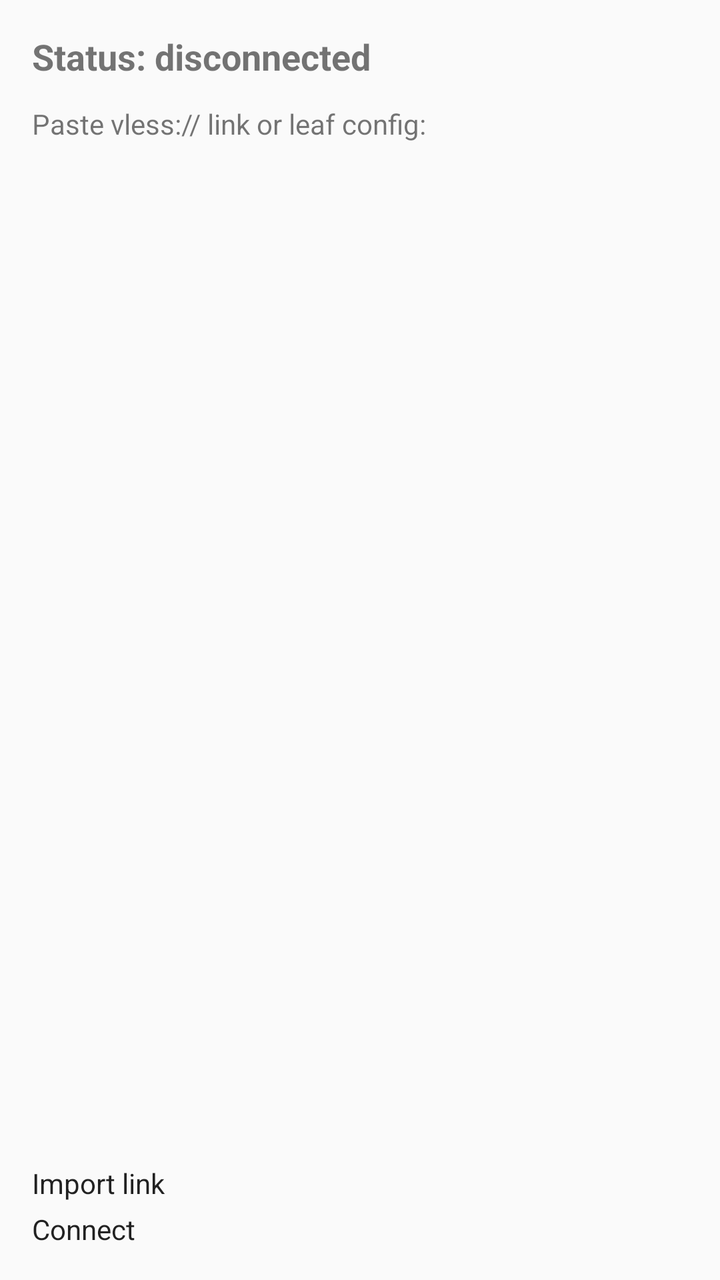
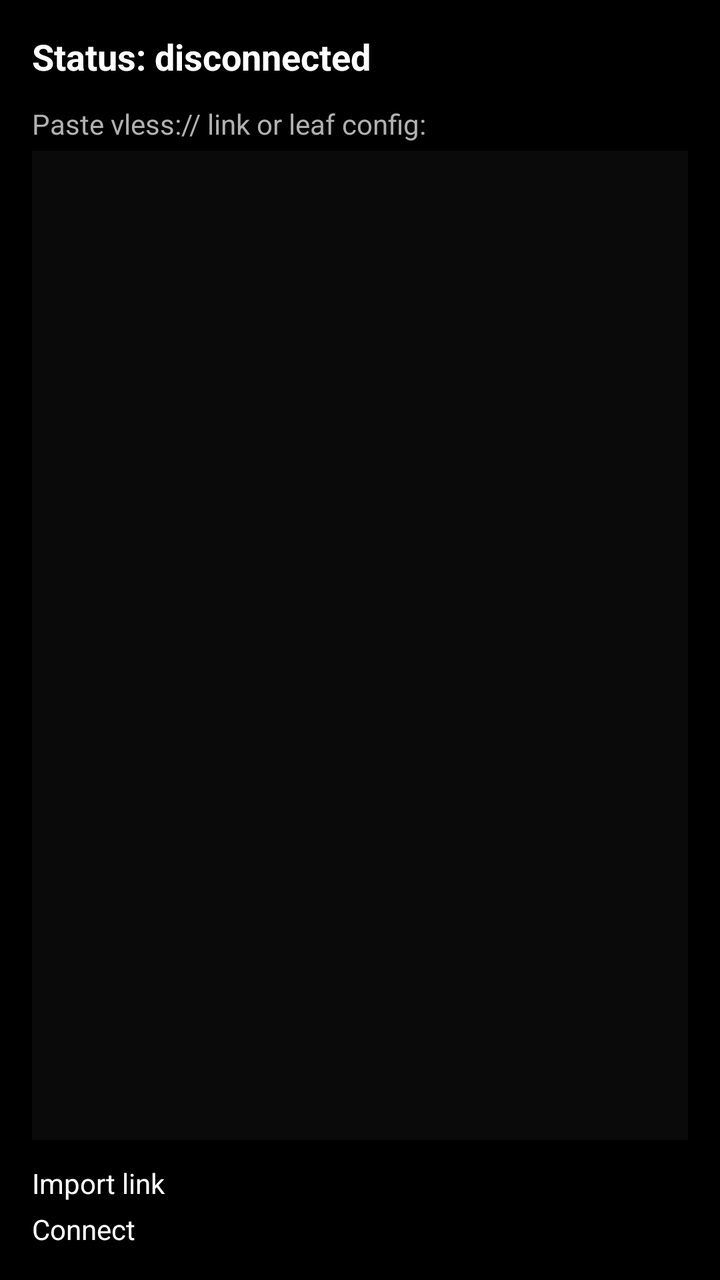

An Android layout rendered at two revisions. The XML below is the earlier revision; the diff shows what the commit changed to produce the second picture.
<!-- AndroidManifest.xml: application theme android:Theme.Material.Light -->
<!-- res/layout/activity_main.xml -->
<?xml version="1.0" encoding="utf-8"?>
<LinearLayout xmlns:android="http://schemas.android.com/apk/res/android"
    android:layout_width="match_parent"
    android:layout_height="match_parent"
    android:orientation="vertical"
    android:padding="16dp">

    <TextView
        android:id="@+id/status"
        android:layout_width="match_parent"
        android:layout_height="wrap_content"
        android:paddingBottom="12dp"
        android:text="Status: disconnected"
        android:textSize="18sp"
        android:textStyle="bold" />

    <TextView
        android:layout_width="match_parent"
        android:layout_height="wrap_content"
        android:paddingBottom="4dp"
        android:text="Paste vless:// link or leaf config:" />

    <EditText
        android:id="@+id/configBox"
        android:layout_width="match_parent"
        android:layout_height="0dp"
        android:layout_weight="1"
        android:gravity="top"
        android:fontFamily="monospace"
        android:inputType="textMultiLine|textNoSuggestions"
        android:textSize="13sp" />

    <Button
        android:id="@+id/importBtn"
        android:layout_width="match_parent"
        android:layout_height="wrap_content"
        android:layout_marginTop="12dp"
        android:text="Import link" />

    <Button
        android:id="@+id/toggle"
        android:layout_width="match_parent"
        android:layout_height="wrap_content"
        android:layout_marginTop="4dp"
        android:text="Connect" />
</LinearLayout>
<!-- resources referenced by this layout -->
<resources>

</resources>

<!-- the commit's change to res/layout/activity_main.xml (unified diff, before → after) -->
@@ -3,6 +3,7 @@
     android:layout_width="match_parent"
     android:layout_height="match_parent"
     android:orientation="vertical"
+    android:background="@color/amoled_black"
     android:padding="16dp">
 
     <TextView
@@ -11,6 +12,7 @@
         android:layout_height="wrap_content"
         android:paddingBottom="12dp"
         android:text="Status: disconnected"
+        android:textColor="@color/text_primary"
         android:textSize="18sp"
         android:textStyle="bold" />
 
@@ -18,6 +20,7 @@
         android:layout_width="match_parent"
         android:layout_height="wrap_content"
         android:paddingBottom="4dp"
+        android:textColor="@color/text_secondary"
         android:text="Paste vless:// link or leaf config:" />
 
     <EditText
@@ -28,6 +31,10 @@
         android:gravity="top"
         android:fontFamily="monospace"
         android:inputType="textMultiLine|textNoSuggestions"
+        android:background="@color/edit_bg"
+        android:padding="10dp"
+        android:textColor="@color/text_primary"
+        android:textColorHint="@color/text_secondary"
         android:textSize="13sp" />
 
     <Button
<!-- resource entries referenced after the edit -->
@@ -1,5 +1,20 @@
 <!-- resources referenced by this layout -->
 <resources>
-
+  <color name="amoled_black">#FF000000</color>
+  <color name="edit_bg">#FF0A0A0A</color>
+  <color name="text_primary">#FFFFFFFF</color>
+  <color name="text_secondary">#FFB0B0B0</color>
+  <style name="AppTheme" parent="@android:style/Theme.Material">
+          <item name="android:windowBackground">@color/amoled_black</item>
+          <item name="android:colorBackground">@color/amoled_black</item>
+          <item name="android:colorPrimary">@color/amoled_black</item>
+          <item name="android:colorPrimaryDark">@color/amoled_black</item>
+          <item name="android:colorAccent">@color/accent</item>
+          <item name="android:textColorPrimary">@color/text_primary</item>
+          <item name="android:textColorSecondary">@color/text_secondary</item>
+          <item name="android:statusBarColor">@color/amoled_black</item>
+          <item name="android:navigationBarColor">@color/amoled_black</item>
+      </style>
+  <color name="accent">#FF00E5B0</color>
 </resources>
 
